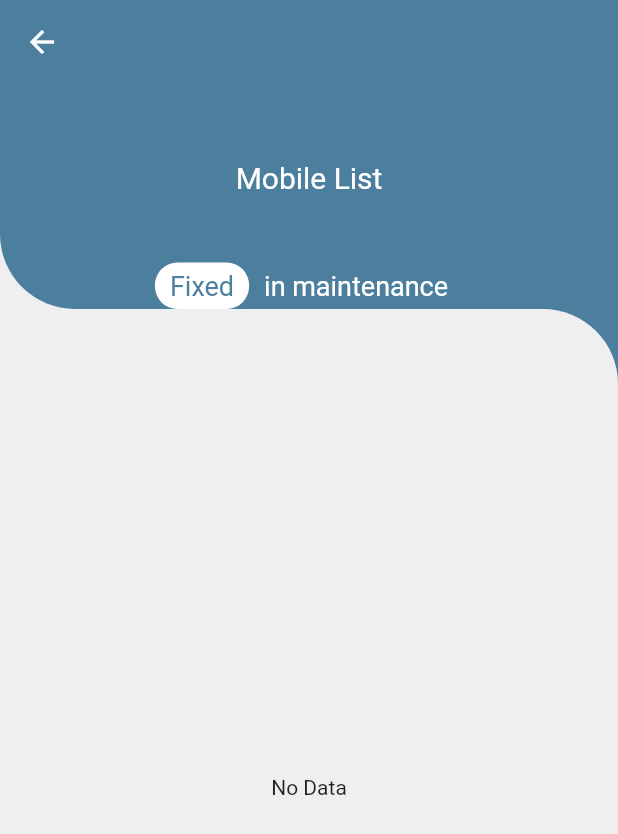
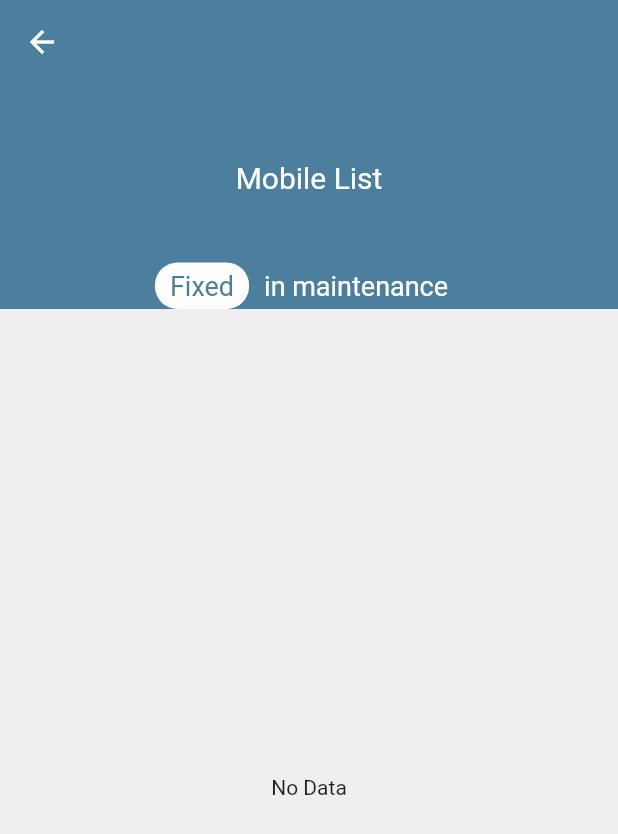
Before and after one commit to OdehMohamed/techno_store, a Flutter app: the screen it shows once a user with an empty profile is signed in, after a tap on "Maintenance", on a phone screen of 412 x 824 dp. Shown: the top 834 px of the screen. Run offline on Flutter 3.47's test engine with Material 2 defaults, Android fonts, the phone set to English and light mode, and no system bars; drawn by our look-alikes of auto_size_text; our stand-ins replace cloud_firestore, easy_localization, file_picker, firebase_auth, firebase_core, firebase_storage and 9 more; missing offline and left inert: dart:ffi, pattern_lock; accounts and stored records are empty.

Commit message:
removing wave design

```diff
--- a/lib/core/create_user_account/view/create_user_account_view.dart
+++ b/lib/core/create_user_account/view/create_user_account_view.dart
@@ -73,9 +73,6 @@ class _CreateUserAccountState extends State<CreateUserAccount> {
                         height: height * 0.25,
                         decoration: const BoxDecoration(
                           color: ColorUtilities.secondary,
-                          borderRadius: BorderRadius.only(
-                            bottomLeft: Radius.circular(50),
-                          ),
                         ),
                         child: Center(
                             child: WidgetUtilities.autoSizeText("New Account",
@@ -90,9 +87,6 @@ class _CreateUserAccountState extends State<CreateUserAccount> {
                         height: height * 0.75,
                         decoration: const BoxDecoration(
                           color: Color.fromRGBO(239, 239, 239, 1),
-                          borderRadius: BorderRadius.only(
-                            topRight: Radius.circular(50),
-                          ),
                         ),
                         child: Container(
                             margin: EdgeInsets.only(right: 40, left: 40),
--- a/lib/core/favorite_items/view/favoriteItems.dart
+++ b/lib/core/favorite_items/view/favoriteItems.dart
@@ -190,9 +190,6 @@ class _favoraitItemsState extends State<favoraitItems> {
                     height: height * 0.25,
                     decoration: const BoxDecoration(
                       color: ColorUtilities.secondary,
-                      borderRadius: BorderRadius.only(
-                        bottomLeft: Radius.circular(50),
-                      ),
                     ),
                     child: Center(
                         child: Column(
@@ -215,9 +212,6 @@ class _favoraitItemsState extends State<favoraitItems> {
                     height: height * 0.75,
                     decoration: const BoxDecoration(
                       color: ColorUtilities.backgroundContainer,
-                      borderRadius: BorderRadius.only(
-                        topRight: Radius.circular(50),
-                      ),
                     ),
                     child: Column(
                       mainAxisAlignment: MainAxisAlignment.spaceEvenly,
--- a/lib/core/main_screen/view/main_screen.dart
+++ b/lib/core/main_screen/view/main_screen.dart
@@ -119,9 +119,6 @@ class _SignInState extends State<SignIn> {
                     height: height * 0.4,
                     decoration: const BoxDecoration(
                       color: ColorUtilities.secondary,
-                      borderRadius: BorderRadius.only(
-                        bottomLeft: Radius.circular(50),
-                      ),
                     ),
                     child: Column(
                       mainAxisAlignment: MainAxisAlignment.center,
@@ -148,9 +145,7 @@ class _SignInState extends State<SignIn> {
                   height: height * 0.6,
                   decoration: const BoxDecoration(
                     color: ColorUtilities.backgroundContainer,
-                    borderRadius: BorderRadius.only(
-                      topRight: Radius.circular(50),
-                    ),
+
                   ),
                   child: Container(
                       margin: EdgeInsets.only(top: 30, left: 40, right: 40),
--- a/lib/core/maintenance_list/view/maintenance_list.dart
+++ b/lib/core/maintenance_list/view/maintenance_list.dart
@@ -241,9 +241,6 @@ class _MaintinanceListState extends State<MaintinanceList> {
                     height: height * 0.25,
                     decoration: const BoxDecoration(
                       color: ColorUtilities.secondary,
-                      borderRadius: BorderRadius.only(
-                        bottomLeft: Radius.circular(50),
-                      ),
                     ),
                     child: Center(
                         child: Column(
@@ -306,9 +303,6 @@ class _MaintinanceListState extends State<MaintinanceList> {
                     height: height * 0.75,
                     decoration: const BoxDecoration(
                       color: ColorUtilities.backgroundContainer,
-                      borderRadius: BorderRadius.only(
-                        topRight: Radius.circular(50),
-                      ),
                     ),
                     child: Container(
                         margin: EdgeInsets.only(right: 20, left: 20),
--- a/lib/core/manage_categories/view/manage_category_view.dart
+++ b/lib/core/manage_categories/view/manage_category_view.dart
@@ -108,9 +108,6 @@ class _manageCategoryState extends State<manageCategory> {
                     height: Utilities.getDeviceHeight(context) * 0.2,
                     decoration: const BoxDecoration(
                       color: ColorUtilities.secondary,
-                      borderRadius: BorderRadius.only(
-                        bottomLeft: Radius.circular(50),
-                      ),
                     ),
                     child: Container(
                       child: WidgetUtilities.autoSizeText("Manage Categories",
@@ -126,9 +123,6 @@ class _manageCategoryState extends State<manageCategory> {
                     height: Utilities.getDeviceHeight(context) * 0.8,
                     decoration: const BoxDecoration(
                       color: ColorUtilities.backgroundContainer,
-                      borderRadius: BorderRadius.only(
-                        topRight: Radius.circular(50),
-                      ),
                     ),
                     child: Container(
                         padding: EdgeInsets.only(
--- a/lib/core/new_device_maintenance/view/new_device_maintenance.dart
+++ b/lib/core/new_device_maintenance/view/new_device_maintenance.dart
@@ -270,9 +270,6 @@ class _NewDeviceMaintanaceState extends State<NewDeviceMaintanace> {
                       height: height * 0.25,
                       decoration: const BoxDecoration(
                         color: ColorUtilities.secondary,
-                        borderRadius: BorderRadius.only(
-                          bottomLeft: Radius.circular(50),
-                        ),
                       ),
                       child: Center(
                           child: WidgetUtilities.autoSizeText(
@@ -288,9 +285,6 @@ class _NewDeviceMaintanaceState extends State<NewDeviceMaintanace> {
                       height: height * 0.75,
                       decoration: const BoxDecoration(
                         color: ColorUtilities.backgroundContainer,
-                        borderRadius: BorderRadius.only(
-                          topRight: Radius.circular(50),
-                        ),
                       ),
                       child: Container(
                         margin: EdgeInsets.all(30),
--- a/lib/core/new_product/view/new_product.dart
+++ b/lib/core/new_product/view/new_product.dart
@@ -110,9 +110,6 @@ class _NewProductState extends State<NewProduct> {
                       height: height * 0.25,
                       decoration: const BoxDecoration(
                         color: ColorUtilities.secondary,
-                        borderRadius: BorderRadius.only(
-                          bottomLeft: Radius.circular(50),
-                        ),
                       ),
                       child: Center(
                         child: WidgetUtilities.autoSizeText("New Product".tr(),
@@ -127,9 +124,6 @@ class _NewProductState extends State<NewProduct> {
                       height: height * 0.75,
                       decoration: const BoxDecoration(
                         color: ColorUtilities.backgroundContainer,
-                        borderRadius: BorderRadius.only(
-                          topRight: Radius.circular(50),
-                        ),
                       ),
                       child: Container(
                           margin: EdgeInsets.only(
--- a/lib/core/new_user_admin_side/view/new_user_admin_side.dart
+++ b/lib/core/new_user_admin_side/view/new_user_admin_side.dart
@@ -81,9 +81,6 @@ class _NewUserAdminSideState extends State<NewUserAdminSide> {
                         height: height * 0.25,
                         decoration: const BoxDecoration(
                           color: ColorUtilities.secondary,
-                          borderRadius: BorderRadius.only(
-                            bottomLeft: Radius.circular(50),
-                          ),
                         ),
                         child: Center(
                           child: WidgetUtilities.autoSizeText("New Account",
@@ -99,9 +96,6 @@ class _NewUserAdminSideState extends State<NewUserAdminSide> {
                         height: height * 0.75,
                         decoration: const BoxDecoration(
                           color: ColorUtilities.backgroundContainer,
-                          borderRadius: BorderRadius.only(
-                            topRight: Radius.circular(50),
-                          ),
                         ),
                         child: Container(
                             margin: EdgeInsets.only(right: 40, left: 40),
--- a/lib/core/product_details/view/product_details.dart
+++ b/lib/core/product_details/view/product_details.dart
@@ -97,9 +97,6 @@ class _ProductDetailsState extends State<ProductDetails> {
                   height: height * 0.25,
                   decoration: const BoxDecoration(
                     color: ColorUtilities.secondary,
-                    borderRadius: BorderRadius.only(
-                      bottomLeft: Radius.circular(50),
-                    ),
                   ),
                   child: Center(
                     child: WidgetUtilities.autoSizeText(
@@ -118,9 +115,6 @@ class _ProductDetailsState extends State<ProductDetails> {
                   height: height * 0.75,
                   decoration: const BoxDecoration(
                     color: ColorUtilities.backgroundContainer,
-                    borderRadius: BorderRadius.only(
-                      topRight: Radius.circular(50),
-                    ),
                   ),
                   child: Container(
                       child: SingleChildScrollView(
--- a/lib/core/reset_password/view/reset_password.dart
+++ b/lib/core/reset_password/view/reset_password.dart
@@ -67,9 +67,6 @@ class _ResetPasswordState extends State<ResetPassword> {
                   height: height * 0.25,
                   decoration: const BoxDecoration(
                     color: ColorUtilities.secondary,
-                    borderRadius: BorderRadius.only(
-                      bottomLeft: Radius.circular(50),
-                    ),
                   ),
                   child: Center(
                     child: WidgetUtilities.autoSizeText("Reset Password".tr(),
@@ -84,9 +81,6 @@ class _ResetPasswordState extends State<ResetPassword> {
                   height: height * 0.75,
                   decoration: const BoxDecoration(
                     color: ColorUtilities.backgroundContainer,
-                    borderRadius: BorderRadius.only(
-                      topRight: Radius.circular(50),
-                    ),
                   ),
                   child: Container(
                       margin: EdgeInsets.only(right: 40, left: 40),
--- a/lib/core/store/view/store.dart
+++ b/lib/core/store/view/store.dart
@@ -224,9 +224,6 @@ class _StoreState extends State<Store> {
                       height: height * 0.25,
                       decoration: const BoxDecoration(
                         color: ColorUtilities.secondary,
-                        borderRadius: BorderRadius.only(
-                          bottomLeft: Radius.circular(50),
-                        ),
                       ),
                       child: Center(
                           child: Column(
@@ -407,9 +404,6 @@ class _StoreState extends State<Store> {
                       height: height * 0.75,
                       decoration: const BoxDecoration(
                         color: Color.fromRGBO(239, 239, 239, 1),
-                        borderRadius: BorderRadius.only(
-                          topRight: Radius.circular(50),
-                        ),
                       ),
                       child: Column(
                         mainAxisAlignment: MainAxisAlignment.spaceEvenly,
--- a/lib/core/track_phone_page/view/track_phone_page.dart
+++ b/lib/core/track_phone_page/view/track_phone_page.dart
@@ -351,9 +351,6 @@ class _TrackPhonePageState extends State<TrackPhonePage> {
                   height: height * 0.4,
                   decoration: const BoxDecoration(
                     color: ColorUtilities.secondary,
-                    borderRadius: BorderRadius.only(
-                      bottomLeft: Radius.circular(50),
-                    ),
                   ),
                   child: Column(
                     mainAxisAlignment: MainAxisAlignment.spaceEvenly,
@@ -377,9 +374,6 @@ class _TrackPhonePageState extends State<TrackPhonePage> {
                   height: height * 0.6,
                   decoration: const BoxDecoration(
                     color: ColorUtilities.backgroundContainer,
-                    borderRadius: BorderRadius.only(
-                      topRight: Radius.circular(50),
-                    ),
                   ),
                   child: Container(
                     padding: EdgeInsets.only(left: 20, right: 20),
--- a/lib/core/welcome_page/view/welcome_page.dart
+++ b/lib/core/welcome_page/view/welcome_page.dart
@@ -276,9 +276,6 @@ class _WelcomePageState extends State<WelcomePage> {
                   height: height * 0.4,
                   decoration: const BoxDecoration(
                     color: ColorUtilities.secondary,
-                    borderRadius: BorderRadius.only(
-                      bottomLeft: Radius.circular(50),
-                    ),
                   ),
                   child: Column(
                     mainAxisAlignment: MainAxisAlignment.center,
@@ -305,9 +302,6 @@ class _WelcomePageState extends State<WelcomePage> {
                   height: height * 0.55,
                   decoration: const BoxDecoration(
                     color: ColorUtilities.backgroundContainer,
-                    borderRadius: BorderRadius.only(
-                      topRight: Radius.circular(50),
-                    ),
                   ),
                   child: Container(
                     margin: EdgeInsets.only(top: 30, left: 40, right: 40),
```
